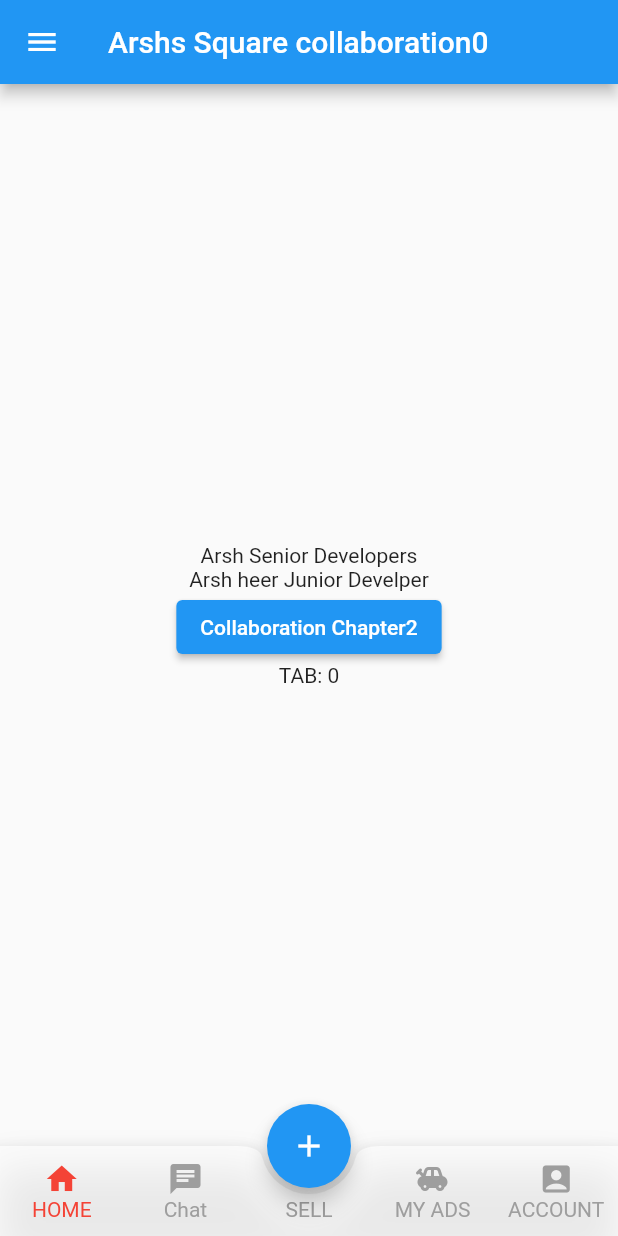
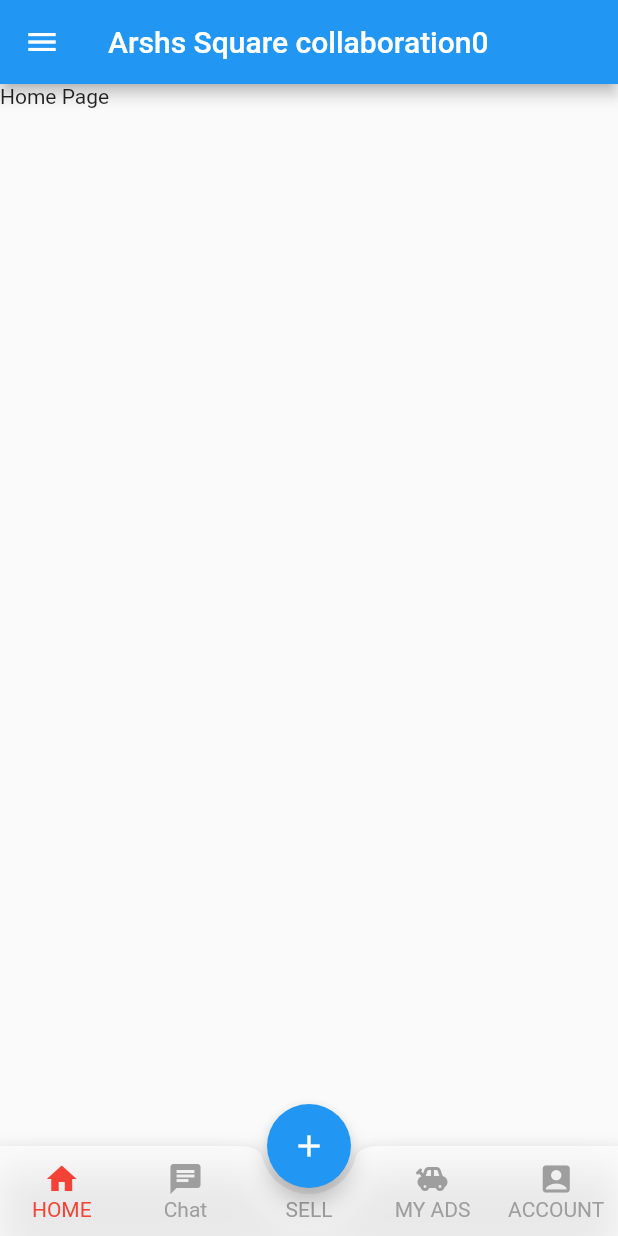
Before and after one commit to arsh0611/new_demo_project, a Flutter app: the screen it shows after launch, on a phone screen of 412 x 824 dp. Run offline on Flutter 3.47's test engine with Material 2 defaults, Android fonts, the phone set to English and light mode, and no system bars.

```diff
--- /dev/null
+++ b/lib/views/HomePage.dart
@@ -0,0 +1,14 @@
+import 'package:flutter/material.dart';
+class HomePage extends StatefulWidget {
+  @override
+  _HomePageState createState() => _HomePageState();
+}
+
+class _HomePageState extends State<HomePage> {
+  @override
+  Widget build(BuildContext context) {
+    return Container(
+      child: Text('Home Page'),
+    );
+  }
+}
--- a/lib/views/first_screen.dart
+++ b/lib/views/first_screen.dart
@@ -4,6 +4,10 @@ import 'package:newdemoproject/widgets/NavDrawerWIdget.dart';
 import 'package:newdemoproject/providers/counterProvider.dart';
 import 'package:provider/src/provider.dart';
 import 'package:newdemoproject/widgets/customBottomAppBar.dart';
+import 'package:newdemoproject/views/HomePage.dart';
+import 'package:newdemoproject/views/ChatHomePage.dart';
+import 'package:newdemoproject/views/MyAdsHomePage.dart';
+import 'package:newdemoproject/views/AccountHomePage.dart';
 
 class FirstScreen extends StatefulWidget {
   @override
@@ -12,11 +16,27 @@ class FirstScreen extends StatefulWidget {
 
 class _FirstScreenState extends State<FirstScreen> {
   String _lastSelected = 'TAB: 0';
+  int _selectedIndex =0;
 
   void _selectedTab(int index) {
     setState(() {
+      _selectedIndex = index;
       _lastSelected = 'TAB: $index';
     });
+  }
+   _selectedPage(int index){
+    if(index==0){
+      return HomePage();
+    }
+    else if (index ==1){
+      return ChatHomePage();
+    }
+    else if(index == 2){
+      return MyAdsHomePage();
+    }
+    else if(index ==3){
+      return AccountHomePage();
+     }
   }
 
   @override
@@ -26,30 +46,7 @@ class _FirstScreenState extends State<FirstScreen> {
       appBar: AppBar(
         title: Text("Arshs Square collaboration${context.watch<Counter>().count}"),
       ),
-      body: Center(
-        child: Column(
-          mainAxisAlignment: MainAxisAlignment.center,
-          children: <Widget>[
-          Text(
-          'Arsh Senior Developers',
-        ),
-        Text(
-          'Arsh heer Junior Develper'
-        ),
-            Container(
-              child: ElevatedButton(
-                onPressed: (){
-                  Navigator.pushNamed(context, '/second');
-                },
-                child: Text("Collaboration Chapter2"),
-              ),
-            ),
-            Text('$_lastSelected'),
-        ]
-
-        ),
-
-      ),
+      body: _selectedPage(_selectedIndex),
       bottomNavigationBar: FABBottomAppBar(
         centerItemText: 'SELL',
         color: Colors.grey,
--- a/lib/widgets/customBottomAppBar.dart
+++ b/lib/widgets/customBottomAppBar.dart
@@ -76,7 +76,7 @@ class FABBottomAppBarState extends State<FABBottomAppBar> {
           children: <Widget>[
             SizedBox(height: widget.iconSize),
             Text(
-              widget.centerItemText ?? '',
+              widget.centerItemText ,
               style: TextStyle(color: widget.color),
             ),
           ],
```
Also changed, not shown: lib/views/AccountHomePage.dart (added, +15 -0 lines), lib/views/ChatHomePage.dart (added, +15 -0 lines), lib/views/MyAdsHomePage.dart (added, +15 -0 lines).
